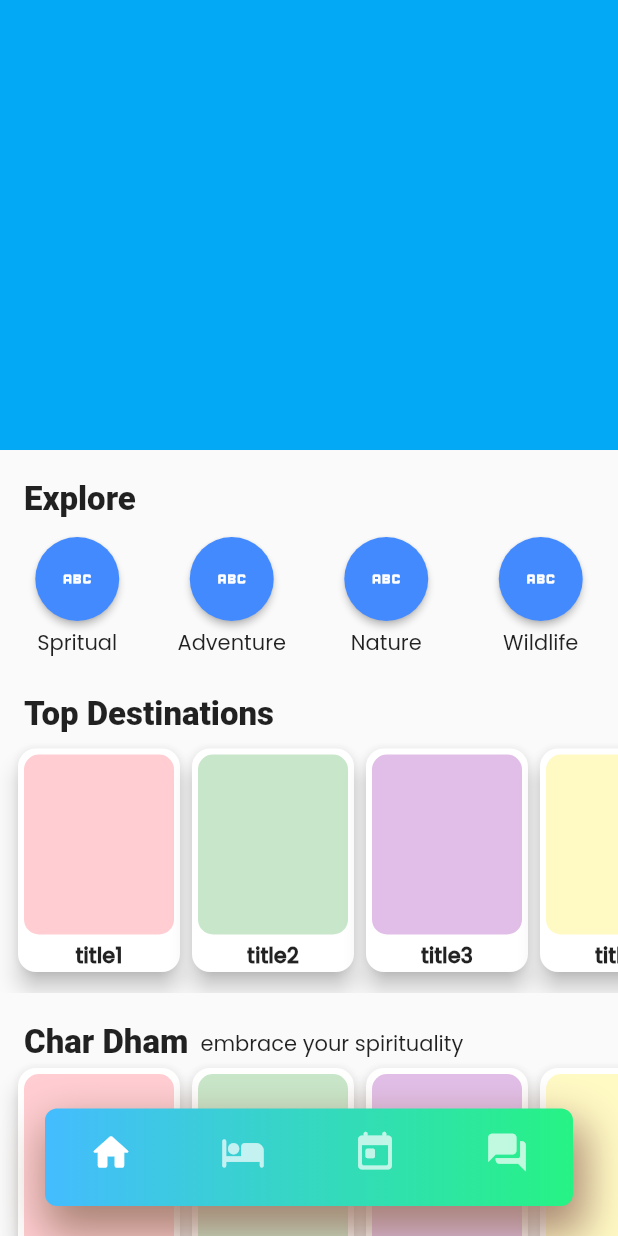
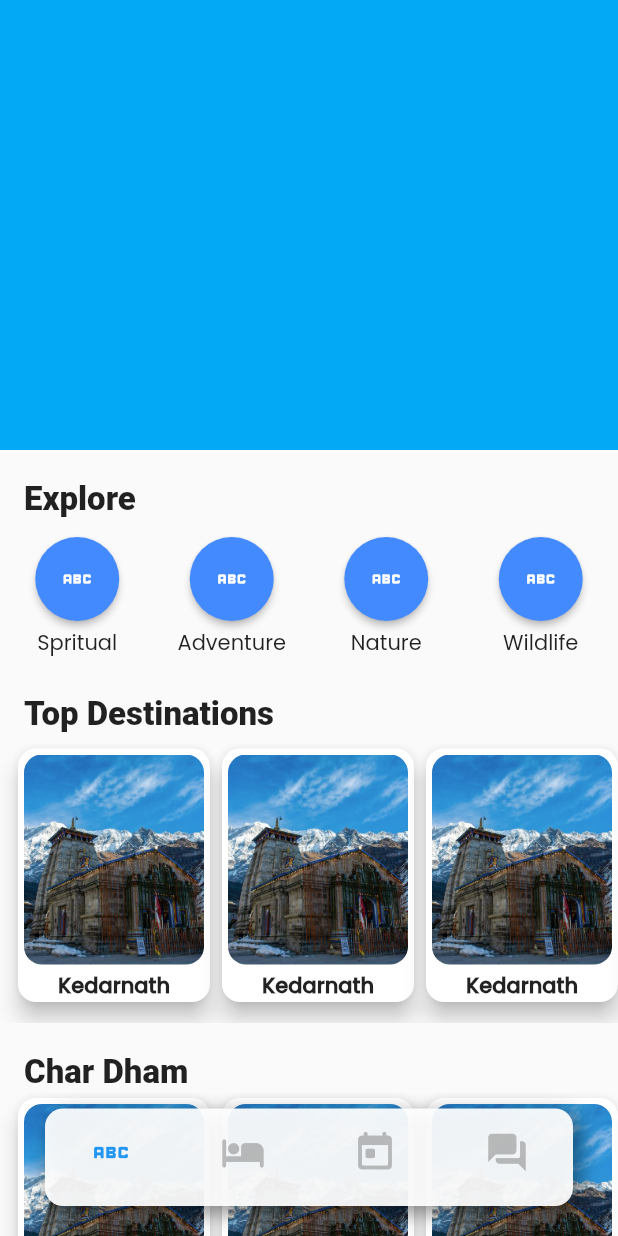
Before and after one commit to Tanay-Dwivedi/e-dhamYatra, a Flutter app: the screen it shows after launch, on a phone screen of 412 x 824 dp. Run offline on Flutter 3.47's test engine with Material 2 defaults, Android fonts, the phone set to English and light mode, and no system bars; Roboto replaces fonts that are missing (Poppins-Bold).

Commit message:
Images added on Card/ white Bottom Nav

```diff
--- a/lib/main.dart
+++ b/lib/main.dart
@@ -24,7 +24,6 @@
 
 class BottomNav extends StatefulWidget {
   const BottomNav({Key? key}) : super(key: key);
-
   @override
   State<BottomNav> createState() => _BottomNavState();
 }
@@ -74,26 +73,25 @@
     return Container(
         width: width,
         margin: const EdgeInsets.only(bottom: 20, left: 30, right: 30),
-        decoration: const BoxDecoration(
+        decoration: BoxDecoration(
           boxShadow: [
             BoxShadow(
-                offset: Offset(4, 14),
-                color: Color.fromARGB(223, 158, 121, 103),
-                spreadRadius: 4,
-                blurRadius: 24)
+                offset: const Offset(4, 4),
+                color: Colors.black.withOpacity(.4),
+                spreadRadius: 1,
+                blurRadius: 10)
           ],
-          gradient:
-              LinearGradient(colors: [Color(0xFF44BCFF), Color(0xFF26F384)]),
-          borderRadius: BorderRadius.all(Radius.circular(8)),
+          color: Colors.white.withOpacity(.93),
+          borderRadius: const BorderRadius.all(Radius.circular(12)),
         ),
         child: BottomNavigationBar(
+          elevation: 0,
           type: BottomNavigationBarType.fixed,
-          elevation: 0,
           showSelectedLabels: false, // <-- HERE
           showUnselectedLabels: false,
           backgroundColor: Colors.transparent,
-          selectedItemColor: Colors.white,
-          unselectedItemColor: Colors.white.withOpacity(.70),
+          selectedItemColor: Colors.blue,
+          unselectedItemColor: Colors.grey.withOpacity(.70),
           selectedFontSize: 14,
           unselectedFontSize: 14,
           onTap: _onItemTapped,
@@ -101,7 +99,7 @@
           items: const [
             BottomNavigationBarItem(
               label: 'Home',
-              icon: Icon(Icons.home_rounded, size: iconSize),
+              icon: Icon(Icons.abc, size: iconSize),
             ),
             BottomNavigationBarItem(
               label: 'hotel',
--- a/lib/pages/HomePage.dart
+++ b/lib/pages/HomePage.dart
@@ -44,12 +44,7 @@ class _HomePageState extends State<HomePage> {
                 destinationCard("title7", Colors.orange[100]),
               ],
             )),
-        Row(children: [
-          medTitle("Char Dham", 0, 20),
-          Container(
-              padding: const EdgeInsets.only(left: 8, top: 22),
-              child: const Text("embrace your spirituality"))
-        ]),
+        medTitle("Char Dham", 0, 20),
         SingleChildScrollView(
             padding: const EdgeInsets.only(left: 8, right: 8, bottom: 120),
             scrollDirection: Axis.horizontal,
--- a/lib/widget/card.dart
+++ b/lib/widget/card.dart
@@ -7,16 +7,22 @@ Card destinationCard(title, image) {
     color: Colors.white,
     shape: RoundedRectangleBorder(borderRadius: BorderRadius.circular(12)),
     child: InkWell(
+        borderRadius: BorderRadius.circular(12),
         onTap: () {},
         child: Column(children: [
           Container(
             margin: const EdgeInsets.all(4),
-            height: 120,
-            width: 100,
-            decoration: BoxDecoration(
-                color: image, borderRadius: BorderRadius.circular(10)),
+            height: 140,
+            width: 120,
+            child: ClipRRect(
+                borderRadius: BorderRadius.circular(12),
+                child: Image.asset(
+                  'images/1.jpg',
+                  fit: BoxFit.cover,
+                )),
+            decoration: BoxDecoration(borderRadius: BorderRadius.circular(10)),
           ),
-          smallTitle(title)
+          smallTitle("Kedarnath")
         ])),
   );
 }
```
Also changed, not shown: pubspec.yaml (+6 -3 lines), images/1.jpg (added).
